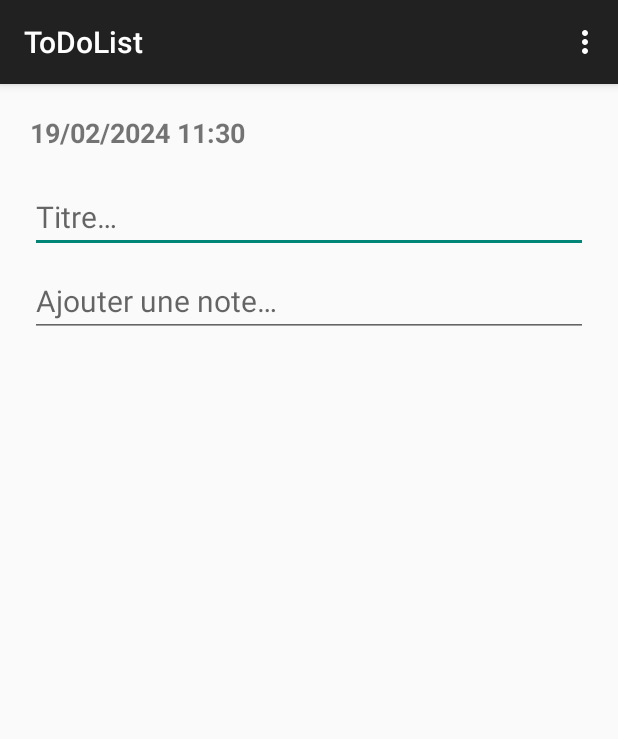
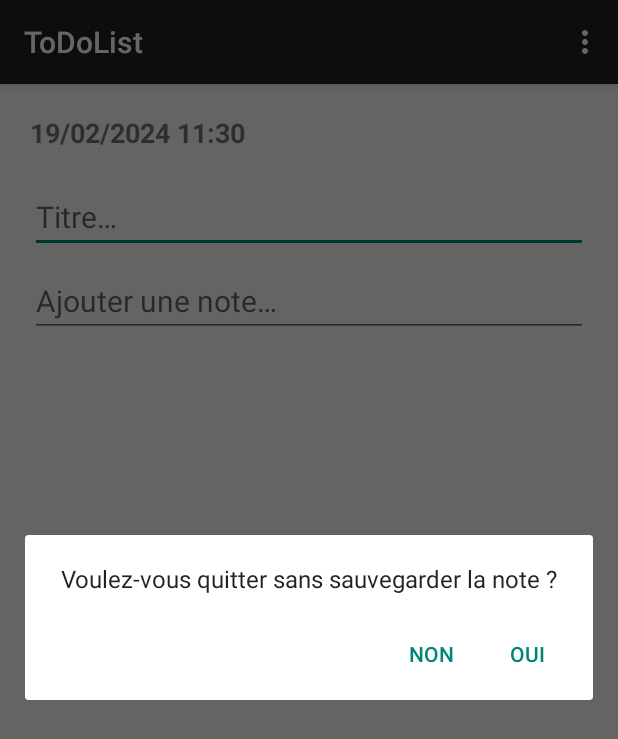
Before and after one commit to Emeline1710/ToDoList, an Android app: the CreateNote screen opened directly, with no data from a screen before it, in the options menu, after a tap on "Créer une note", on a phone screen of 412 x 824 dp. Shown: the top 739 px of the screen. Run offline under Robolectric (Android 15) with nearby library versions, the phone set to English and light mode, and no system bars.

```diff
--- a/app/src/main/java/com/example/todolist/Views/CreateNote.java
+++ b/app/src/main/java/com/example/todolist/Views/CreateNote.java
@@ -1,7 +1,9 @@
 package com.example.todolist.Views;
 
+import androidx.appcompat.app.AlertDialog;
 import androidx.appcompat.app.AppCompatActivity;
 
+import android.content.DialogInterface;
 import android.content.Intent;
 import android.os.Bundle;
 import android.view.Menu;
@@ -77,6 +79,24 @@ public class CreateNote extends AppCompatActivity {
             return true;
         }
 
+        if (id == R.id.create_note) {
+            new AlertDialog.Builder(this)
+                    .setMessage("Voulez-vous quitter sans sauvegarder la note ?")
+                    .setPositiveButton("Oui", new DialogInterface.OnClickListener() {
+                        @Override
+                        public void onClick(DialogInterface dialog, int which) {
+                            Intent intent = new Intent(CreateNote.this, CreateNote.class);
+                            startActivity(intent);
+                        }
+                    })
+                    .setNegativeButton("Non", new DialogInterface.OnClickListener() {
+                        @Override
+                        public void onClick(DialogInterface dialog, int which) {}
+                    })
+                    .show();
+            return true;
+        }
+
         return super.onOptionsItemSelected(item);
     }
 }
```
Also changed, not shown: app/src/main/java/com/example/todolist/Views/OnLongClickListenerUpdateNote.java (+19 -6 lines), app/src/main/res/layout/note_edit_form.xml (renamed from app/src/main/res/layout/note_input_form.xml).
